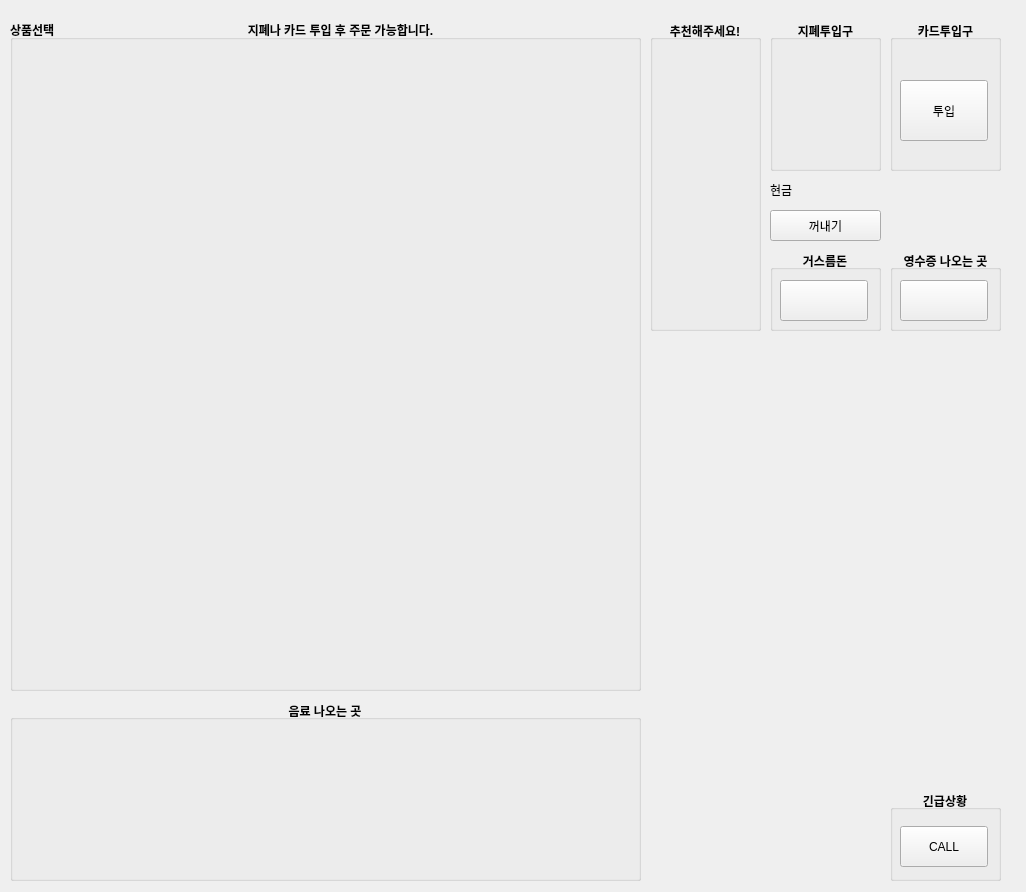
The window that ui/vending_machine.ui (YunOh21/pbl_vending_machine) describes before a commit, drawn with Qt 5.
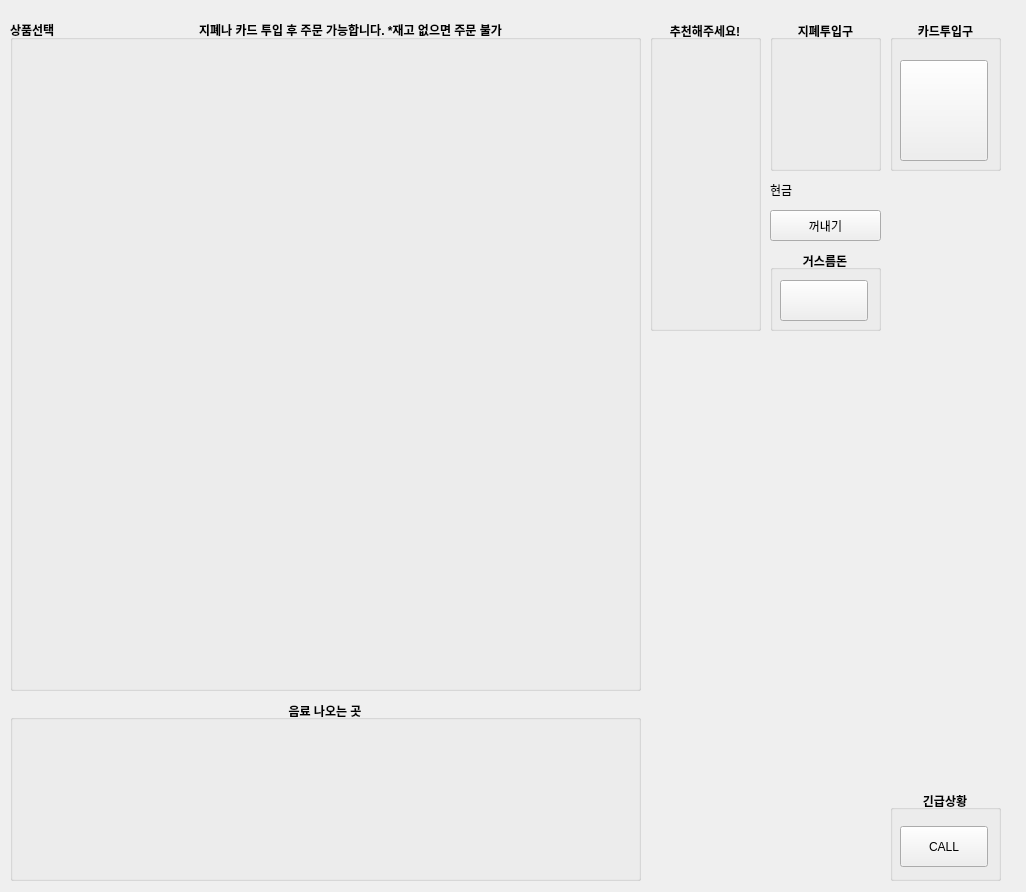
The same window after the commit.

Commit message: feat: 카드주문 완료 + 재고 표시 + 재고 없으면 환불

Diff of the .ui file:
```diff
--- a/ui/vending_machine.ui
+++ b/ui/vending_machine.ui
@@ -95,9 +95,9 @@
     <property name="geometry">
      <rect>
       <x>10</x>
-      <y>60</y>
+      <y>40</y>
       <width>88</width>
-      <height>61</height>
+      <height>101</height>
      </rect>
     </property>
     <property name="font">
@@ -105,41 +105,6 @@
       <weight>50</weight>
       <bold>false</bold>
      </font>
-    </property>
-    <property name="text">
-     <string>투입</string>
-    </property>
-   </widget>
-  </widget>
-  <widget class="QGroupBox" name="receipt_box">
-   <property name="geometry">
-    <rect>
-     <x>890</x>
-     <y>250</y>
-     <width>111</width>
-     <height>81</height>
-    </rect>
-   </property>
-   <property name="font">
-    <font>
-     <weight>75</weight>
-     <bold>true</bold>
-    </font>
-   </property>
-   <property name="title">
-    <string>영수증 나오는 곳</string>
-   </property>
-   <property name="alignment">
-    <set>Qt::AlignCenter</set>
-   </property>
-   <widget class="QPushButton" name="receipt_btn">
-    <property name="geometry">
-     <rect>
-      <x>10</x>
-      <y>30</y>
-      <width>88</width>
-      <height>41</height>
-     </rect>
     </property>
     <property name="text">
      <string/>
@@ -208,14 +173,14 @@
    <widget class="QLabel" name="help_label">
     <property name="geometry">
      <rect>
-      <x>180</x>
+      <x>120</x>
       <y>0</y>
-      <width>301</width>
+      <width>441</width>
       <height>20</height>
      </rect>
     </property>
     <property name="text">
-     <string>지폐나 카드 투입 후 주문 가능합니다.</string>
+     <string>지폐나 카드 투입 후 주문 가능합니다. *재고 없으면 주문 불가</string>
     </property>
     <property name="alignment">
      <set>Qt::AlignCenter</set>
```
The commit also changes 8 other files.
